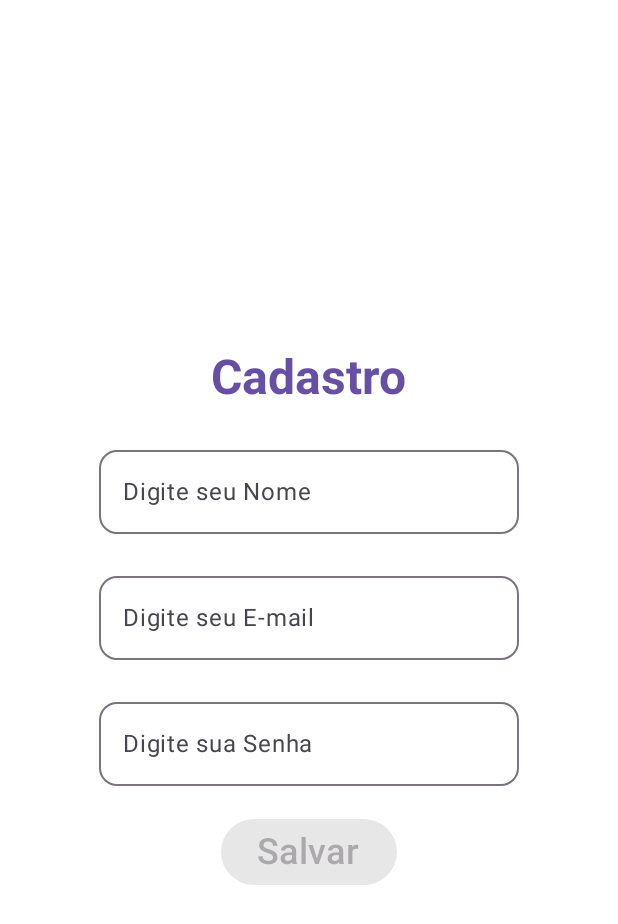
After one commit to matheusalvesedu/PI3-Turma1-6, an Android app built with Jetpack Compose: the SignUpActivity screen opened directly, with no data from a screen before it, on a phone screen of 412 x 824 dp. The commit adds this screen. Shown: the top 924 px of the screen. Run offline under Robolectric (Android 15) with nearby library versions, the phone set to English and light mode, and no system bars; our stand-ins replace Firebase (no records; nobody signed in at launch, a user with empty details on screens opened directly); libraries missing offline, so code that uses them is left out: org.mindrot.jbcrypt.

Commit message:
SignUp funcionando

```diff
--- a/AppSuperId/app/build.gradle.kts
+++ b/AppSuperId/app/build.gradle.kts
@@ -68,4 +68,7 @@ dependencies {
 
     //Dependencia BCrypt (Criptografia)
     implementation("org.mindrot:jbcrypt:0.4")
+
+    //Auth
+    implementation("com.google.firebase:firebase-auth-ktx:23.2.0")
 }
--- a/AppSuperId/app/src/main/AndroidManifest.xml
+++ b/AppSuperId/app/src/main/AndroidManifest.xml
@@ -1,7 +1,6 @@
 <?xml version="1.0" encoding="utf-8"?>
 <manifest xmlns:android="http://schemas.android.com/apk/res/android"
     xmlns:tools="http://schemas.android.com/tools">
-
     <application
         android:allowBackup="true"
         android:dataExtractionRules="@xml/data_extraction_rules"
@@ -12,6 +11,11 @@
         android:supportsRtl="true"
         android:theme="@style/Theme.SuperID"
         tools:targetApi="31">
+        <activity
+            android:name=".SignUpActivity"
+            android:exported="false"
+            android:label="@string/title_activity_sign_up"
+            android:theme="@style/Theme.SuperID" />
         <activity
             android:name=".MainActivity"
             android:exported="true"
--- /dev/null
+++ b/AppSuperId/app/src/main/java/br/com/superid/SignUpActivity.kt
@@ -0,0 +1,156 @@
+package br.com.superid
+
+import android.os.Bundle
+import android.util.Log
+import androidx.activity.ComponentActivity
+import androidx.activity.compose.setContent
+import androidx.activity.enableEdgeToEdge
+import androidx.compose.foundation.background
+import androidx.compose.foundation.layout.Arrangement
+import androidx.compose.foundation.layout.Column
+import androidx.compose.foundation.layout.fillMaxSize
+import androidx.compose.foundation.layout.padding
+import androidx.compose.foundation.layout.width
+import androidx.compose.foundation.shape.RoundedCornerShape
+import androidx.compose.material3.Button
+import androidx.compose.material3.ColorScheme
+import androidx.compose.material3.MaterialTheme
+import androidx.compose.material3.OutlinedTextField
+import androidx.compose.material3.Scaffold
+import androidx.compose.material3.Text
+import androidx.compose.runtime.Composable
+import androidx.compose.runtime.getValue
+import androidx.compose.runtime.mutableStateOf
+import androidx.compose.runtime.remember
+import androidx.compose.runtime.setValue
+import androidx.compose.ui.Alignment
+import androidx.compose.ui.Modifier
+import androidx.compose.ui.graphics.Color
+import androidx.compose.ui.text.font.FontWeight
+import androidx.compose.ui.text.style.TextAlign
+import androidx.compose.ui.tooling.preview.Preview
+import androidx.compose.ui.unit.dp
+import androidx.compose.ui.unit.sp
+import br.com.superid.ui.theme.SuperIDTheme
+import com.google.firebase.auth.ktx.auth
+import com.google.firebase.firestore.ktx.firestore
+import com.google.firebase.ktx.Firebase
+import org.mindrot.jbcrypt.BCrypt
+
+class SignUpActivity : ComponentActivity() {
+    override fun onCreate(savedInstanceState: Bundle?) {
+        super.onCreate(savedInstanceState)
+        enableEdgeToEdge()
+        setContent {
+            PreviewSignUp()
+        }
+    }
+}
+
+fun saveNewAccount(name: String, email: String, password: String) {
+    val auth = Firebase.auth
+    val db = Firebase.firestore
+    auth.createUserWithEmailAndPassword(email, password)
+        .addOnCompleteListener { task ->
+            if(task.isSuccessful){
+                val user = auth.currentUser
+                val userAccount = hashMapOf(
+                    "name" to name,
+                    "email" to email
+                )
+                db.collection("accounts").document(user!!.uid).set(userAccount)
+                    .addOnSuccessListener{
+                        Log.d("Firestore", "Conta salva com sucesso!")
+                    }
+                    .addOnFailureListener{ e ->
+                        Log.e("Firesore", "Erro ao salvar a conta", e)
+                    }
+
+                Log.i("CREATION-TEST", "ID do novo usuário: ${user.uid}")
+            } else {
+                Log.i("CREATION-TEST", "Usuário não criado.")
+                task.exception?.let { e ->
+                    Log.e("CREATION-ERROR", "Erro ao criar usuário", e)
+                }
+            }
+        }
+}
+
+fun hashPassword(password: String): String {
+    return BCrypt.hashpw(password, BCrypt.gensalt())
+}
+
+@Preview
+@Composable
+fun PreviewSignUp(){
+    SignUp()
+}
+
+@Composable
+fun SignUp(){
+
+    var name by remember { mutableStateOf("") }
+    var email by remember { mutableStateOf("") }
+    var password by remember { mutableStateOf("") }
+
+    Column(
+        modifier = Modifier
+            .fillMaxSize()
+            .background(color = Color.White),
+        verticalArrangement = Arrangement.Center,
+        horizontalAlignment = Alignment.CenterHorizontally
+    ) {
+
+        Text(text = "Cadastro",
+            style = MaterialTheme.typography.headlineLarge.copy(
+                fontWeight = FontWeight.Bold,
+                color = MaterialTheme.colorScheme.primary
+            ),
+            modifier = Modifier
+                .padding(10.dp)
+        )
+
+        OutlinedTextField(
+            value = name,
+            onValueChange = {name = it},
+            label = { Text("Digite seu Nome")},
+            modifier = Modifier
+                .width(300.dp)
+                .padding(10.dp),
+            shape = RoundedCornerShape(12.dp),
+            singleLine = true
+        )
+
+        OutlinedTextField(
+            value = email,
+            onValueChange = {email = it},
+            label = { Text("Digite seu E-mail")},
+            modifier = Modifier
+                .width(300.dp)
+                .padding(10.dp),
+            shape = RoundedCornerShape(12.dp),
+            singleLine = true
+        )
+
+        OutlinedTextField(
+            value = password,
+            onValueChange = {password = it},
+            label = { Text("Digite sua Senha")},
+            modifier = Modifier
+                .width(300.dp)
+                .padding(10.dp),
+            shape = RoundedCornerShape(12.dp),
+            singleLine = true
+        )
+
+        Button(
+            onClick = {
+                saveNewAccount(name,email, password)
+            },
+            enabled = email.isNotEmpty() && password.isNotEmpty() && name.isNotEmpty(),
+            modifier = Modifier.padding(10.dp)
+        ) {
+            Text(text = "Salvar", fontSize = 24.sp)
+        }
+    }
+}
--- a/AppSuperId/app/src/main/res/values/strings.xml
+++ b/AppSuperId/app/src/main/res/values/strings.xml
@@ -1,3 +1,4 @@
 <resources>
     <string name="app_name">SuperID</string>
+    <string name="title_activity_sign_up">SignUpActivity</string>
 </resources>
```
Also changed, not shown: AppSuperId/app/src/main/java/br/com/superid/MainActivity.kt (+7 -6 lines).
